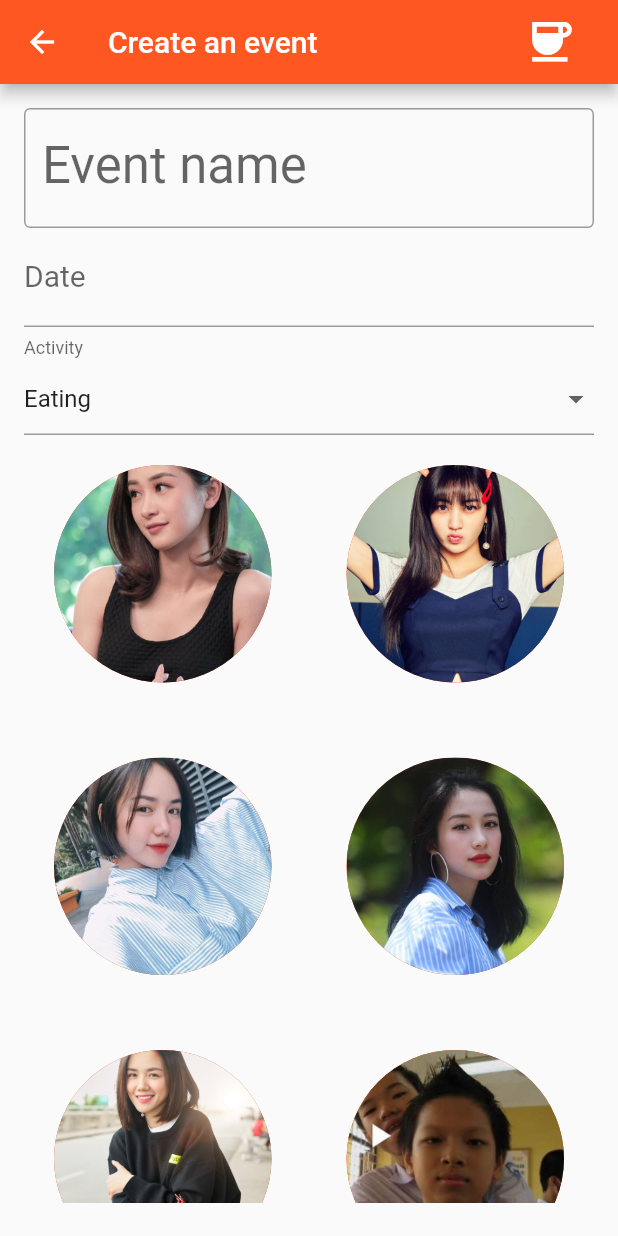
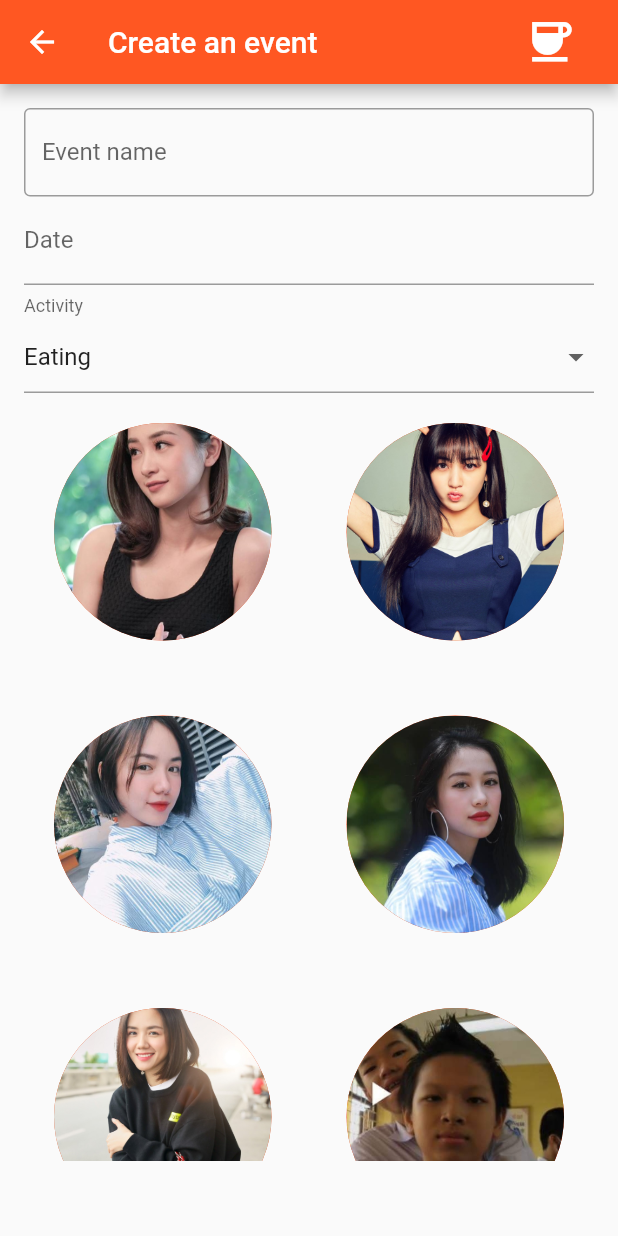
Before and after one commit to doxuanviet1996/debnet, a Flutter app: the EventCreation screen opened by its route, on a phone screen of 412 x 824 dp. Run offline on Flutter 3.47's test engine with Material 2 defaults, Android fonts, the phone set to English and light mode, and no system bars; accounts and stored records are empty; statements that could not run were skipped.

Commit message:
chua lam duoc gi

```diff
--- a/debnet/lib/events.dart
+++ b/debnet/lib/events.dart
@@ -84,13 +84,13 @@ class _EventCreationState extends State<EventCreation> {
                   labelText: 'Event name',
                   border: OutlineInputBorder(),
                 ),
-                style: Theme.of(context).textTheme.display1,
+                style: Theme.of(context).textTheme.subhead,
               ),
               TextField(
                 decoration: const InputDecoration(
                   labelText: 'Date',
                 ),
-                style: Theme.of(context).textTheme.display1.copyWith(fontSize: 20.0),
+                style: Theme.of(context).textTheme.subhead,
               ),
               const SizedBox(height: 8.0),
               InputDecorator(
```
